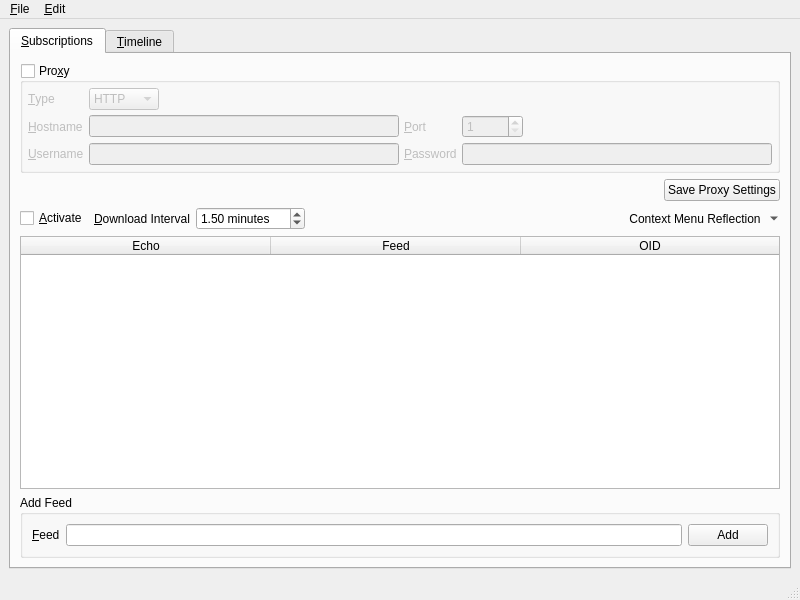
Before: the Qt Designer form branches/trunk/UI/spot-on-rss.ui in textbrowser/spot-on, drawn with Qt 5.
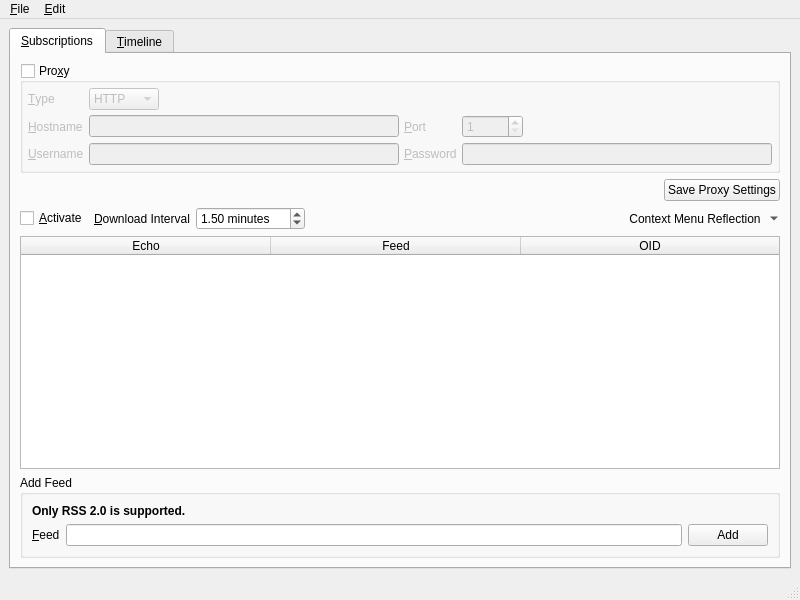
After: the same form once the commit is applied. Icons and pictures are not drawn. Custom widgets are drawn as their Qt base class.

Commit message: Importing requires a correct state.

What changed in the file:
```diff
--- a/branches/trunk/UI/spot-on-rss.ui
+++ b/branches/trunk/UI/spot-on-rss.ui
@@ -330,6 +330,21 @@
           <property name="title">
            <string>Add Feed</string>
           </property>
+          <layout class="QVBoxLayout" name="verticalLayout_4">
+           <item>
+            <widget class="QLabel" name="label_5">
+             <property name="font">
+              <font>
+               <weight>75</weight>
+               <bold>true</bold>
+              </font>
+             </property>
+             <property name="text">
+              <string>Only RSS 2.0 is supported.</string>
+             </property>
+            </widget>
+           </item>
+           <item>
           <layout class="QHBoxLayout" name="horizontalLayout">
            <item>
             <widget class="QLabel" name="label_2">
@@ -350,6 +365,8 @@
               <string>Add</string>
              </property>
             </widget>
+             </item>
+            </layout>
            </item>
           </layout>
          </widget>
```
Lines whose indentation alone changed are shown as unchanged. The commit also changes 1 other file.
